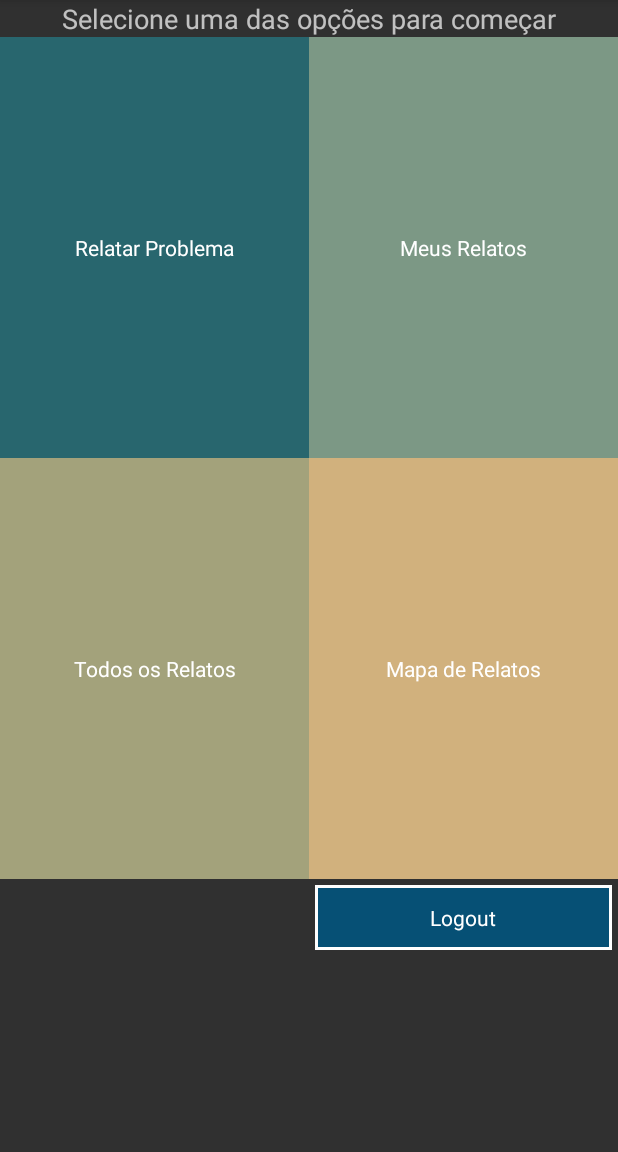
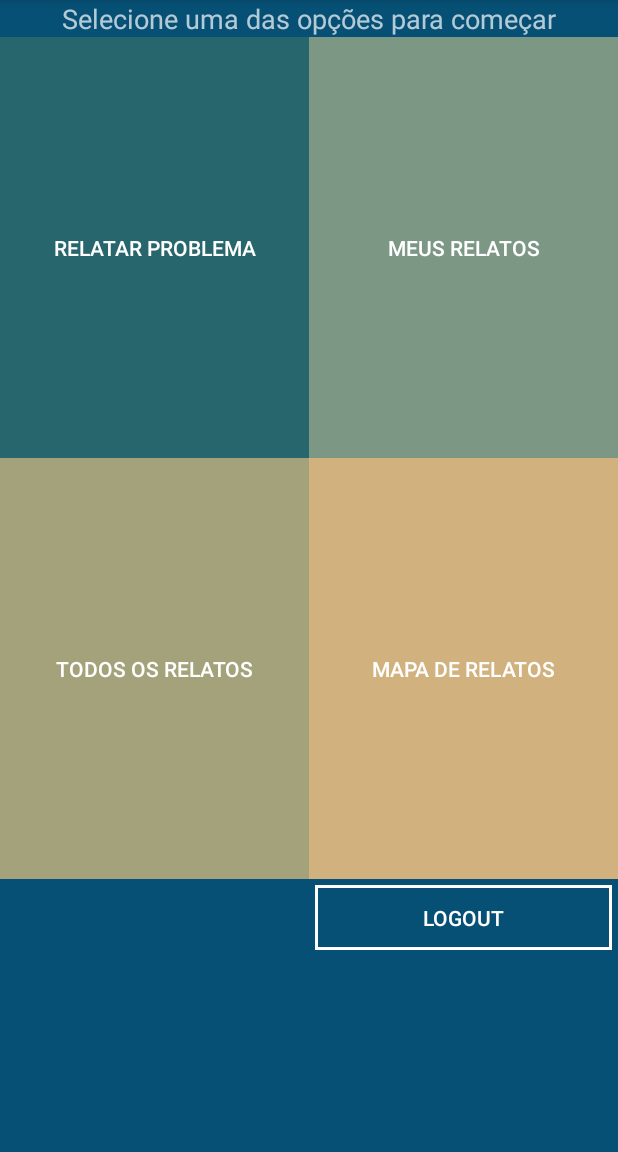
Before and after one commit to pauloshork/lavras-informa, an Android app: the MenuActivity screen opened directly, with no data from a screen before it, on a phone screen of 412 x 824 dp, the part 84-1236 px from its top. Run offline under Robolectric (Android 15) with nearby library versions, the phone set to English and light mode, and no system bars; libraries missing offline, so code that uses them is left out: com.facebook, com.facebook.login; network calls fail.

Commit message:
Correção do estilo da aplicação

```diff
--- a/app/build.gradle
+++ b/app/build.gradle
@@ -26,9 +26,9 @@ repositories {
 dependencies {
     compile fileTree(dir: 'libs', include: ['*.jar'])
     testCompile 'junit:junit:4.12'
+    compile 'com.android.support:support-v4:23.4.0'
     compile 'com.android.support:appcompat-v7:23.4.0'
     compile 'com.facebook.android:facebook-android-sdk:[4,5)'
-    compile 'com.android.support:support-v4:23.4.0'
     compile 'com.google.code.gson:gson:2.4'
     compile 'com.android.volley:volley:1.0.0'
 }
--- a/app/src/main/res/drawable/button.xml
+++ b/app/src/main/res/drawable/button.xml
@@ -1,58 +1,43 @@
 <?xml version="1.0" encoding="utf-8"?>
 <selector xmlns:android="http://schemas.android.com/apk/res/android">
-    <item>
+    <item android:state_pressed="true">
         <layer-list>
             <item
-                android:top="@dimen/button_vertical_margin"
-                android:bottom="@dimen/button_vertical_margin"
-                android:left="@dimen/button_horizontal_margin"
-                android:right="@dimen/button_horizontal_margin">
+                android:top="@dimen/button.vertical_margin"
+                android:bottom="@dimen/button.vertical_margin"
+                android:left="@dimen/button.horizontal_margin"
+                android:right="@dimen/button.horizontal_margin">
                 <shape android:shape="rectangle">
                     <padding
-                        android:bottom="@dimen/button_vertical_padding"
-                        android:top="@dimen/button_vertical_padding"
-                        android:left="@dimen/button_horizontal_padding"
-                        android:right="@dimen/button_horizontal_padding" />
-                    <stroke android:width="@dimen/button_stroke_width" android:color="@android:color/white" />
-                    <solid android:color="@color/azul"/>
+                        android:bottom="@dimen/button.vertical_padding"
+                        android:top="@dimen/button.vertical_padding"
+                        android:left="@dimen/button.horizontal_padding"
+                        android:right="@dimen/button.horizontal_padding" />
+                    <stroke
+                        android:width="@dimen/button.stroke_width"
+                        android:color="@color/button.stroke.pressed" />
+                    <solid android:color="@color/button.background.pressed"/>
                 </shape>
             </item>
         </layer-list>
     </item>
-    <item android:state_selected="true">
+    <item android:state_pressed="false">
         <layer-list>
             <item
-                android:top="@dimen/button_vertical_margin"
-                android:bottom="@dimen/button_vertical_margin"
-                android:left="@dimen/button_horizontal_margin"
-                android:right="@dimen/button_horizontal_margin">
+                android:top="@dimen/button.vertical_margin"
+                android:bottom="@dimen/button.vertical_margin"
+                android:left="@dimen/button.horizontal_margin"
+                android:right="@dimen/button.horizontal_margin">
                 <shape android:shape="rectangle">
                     <padding
-                        android:bottom="@dimen/button_vertical_padding"
-                        android:top="@dimen/button_vertical_padding"
-                        android:left="@dimen/button_horizontal_padding"
-                        android:right="@dimen/button_horizontal_padding" />
-                    <stroke android:width="@dimen/button_stroke_width" android:color="@color/colorAccent" />
-                    <solid android:color="@color/azul"/>
-                </shape>
-            </item>
-        </layer-list>
-    </item>
-    <item android:state_pressed="true">
-        <layer-list>
-            <item
-                android:top="@dimen/button_vertical_margin"
-                android:bottom="@dimen/button_vertical_margin"
-                android:left="@dimen/button_horizontal_margin"
-                android:right="@dimen/button_horizontal_margin">
-                <shape android:shape="rectangle">
-                    <padding
-                        android:bottom="@dimen/button_vertical_padding"
-                        android:top="@dimen/button_vertical_padding"
-                        android:left="@dimen/button_horizontal_padding"
-                        android:right="@dimen/button_horizontal_padding" />
-                    <stroke android:width="@dimen/button_stroke_width" android:color="@android:color/darker_gray" />
-                    <solid android:color="@color/azul"/>
+                        android:bottom="@dimen/button.vertical_padding"
+                        android:top="@dimen/button.vertical_padding"
+                        android:left="@dimen/button.horizontal_padding"
+                        android:right="@dimen/button.horizontal_padding" />
+                    <stroke
+                        android:width="@dimen/button.stroke_width"
+                        android:color="@color/button.stroke" />
+                    <solid android:color="@color/button.background"/>
                 </shape>
             </item>
         </layer-list>
--- a/app/src/main/res/layout/activity_main.xml
+++ b/app/src/main/res/layout/activity_main.xml
@@ -16,14 +16,14 @@
         android:text="Bem vindo ao Lavras Informa"
         android:id="@+id/textView2"
         android:layout_marginBottom="85dp"
-        android:layout_above="@+id/button"
+        android:layout_above="@+id/btnEntrar"
         android:layout_centerHorizontal="true" />
 
     <Button
         android:layout_width="fill_parent"
         android:layout_height="wrap_content"
         android:text="Entrar"
-        android:id="@+id/button"
+        android:id="@+id/btnEntrar"
         android:layout_centerVertical="true"
         android:layout_centerHorizontal="true"
         android:onClick="entrar" />
@@ -32,8 +32,8 @@
         android:layout_width="fill_parent"
         android:layout_height="wrap_content"
         android:text="Cadastro"
-        android:id="@+id/button2"
-        android:layout_below="@+id/button"
+        android:id="@+id/btnCadastro"
+        android:layout_below="@+id/btnEntrar"
         android:layout_centerHorizontal="true"
         android:onClick="cadastro" />
 </RelativeLayout>
--- a/app/src/main/res/values/colors.xml
+++ b/app/src/main/res/values/colors.xml
@@ -5,6 +5,13 @@
     <color name="colorAccent">#FF4081</color>
 
     <color name="azul">#065075</color>
+    <color name="azulClareado">#78909c</color>
+
+    <color name="button.background">#00FFFFFF</color>
+    <color name="button.background.pressed">#6FFFFFFF</color>
+    <color name="button.stroke">#FFFFFFFF</color>
+    <color name="button.stroke.pressed">#8FFFFFFF</color>
+
     <color name="verdeEscuro">#28666E</color>
     <color name="verdeClaro">#7C9885</color>
     <color name="verdeOliva">#A3A27B</color>
--- a/app/src/main/res/values/dimens.xml
+++ b/app/src/main/res/values/dimens.xml
@@ -2,9 +2,10 @@
     <!-- Default screen margins, per the Android Design guidelines. -->
     <dimen name="activity_horizontal_margin">16dp</dimen>
     <dimen name="activity_vertical_margin">16dp</dimen>
-    <dimen name="button_vertical_padding">16dp</dimen>
-    <dimen name="button_horizontal_padding">16dp</dimen>
-    <dimen name="button_vertical_margin">4dp</dimen>
-    <dimen name="button_horizontal_margin">4dp</dimen>
-    <dimen name="button_stroke_width">2dp</dimen>
+
+    <dimen name="button.vertical_padding">16dp</dimen>
+    <dimen name="button.horizontal_padding">16dp</dimen>
+    <dimen name="button.vertical_margin">4dp</dimen>
+    <dimen name="button.horizontal_margin">4dp</dimen>
+    <dimen name="button.stroke_width">2dp</dimen>
 </resources>
--- a/app/src/main/res/values/styles.xml
+++ b/app/src/main/res/values/styles.xml
@@ -2,16 +2,28 @@
 
     <!-- Base application theme. -->
     <style name="AppTheme" parent="Theme.AppCompat">
-        <!-- Customize your theme here. -->
         <item name="colorPrimary">@color/colorPrimary</item>
         <item name="colorPrimaryDark">@color/colorPrimaryDark</item>
         <item name="colorAccent">@color/colorAccent</item>
-        <item name="android:buttonStyle">@style/ButtonStyle</item>
+
+        <item name="android:colorBackground">@color/azul</item>
+
+        <item name="android:buttonStyle">@style/AppTheme.Button</item>
+        <item name="buttonStyle">@style/AppTheme.Button</item>
+
+        <!--<item name="android:actionBarStyle">@style/AppTheme.ActionBar</item>-->
+        <!--<item name="actionBarStyle">@style/AppTheme.ActionBar</item>-->
     </style>
 
-    <style name="ButtonStyle" parent="Theme.AppCompat">
+    <!-- Tema para os botões do aplicativo -->
+    <style name="AppTheme.Button" parent="Widget.AppCompat.Button">
         <item name="android:background">@drawable/button</item>
-        <item name="android:gravity">center</item>
+        <item name="background">@drawable/button</item>
     </style>
 
+    <!--<style name="AppTheme.ActionBar" parent="Widget.AppCompat.ActionBar">-->
+        <!--<item name="android:background">@android:color/holo_red_dark</item>-->
+        <!--<item name="background">@android:color/holo_red_dark</item>-->
+    <!--</style>-->
+
 </resources>
```
